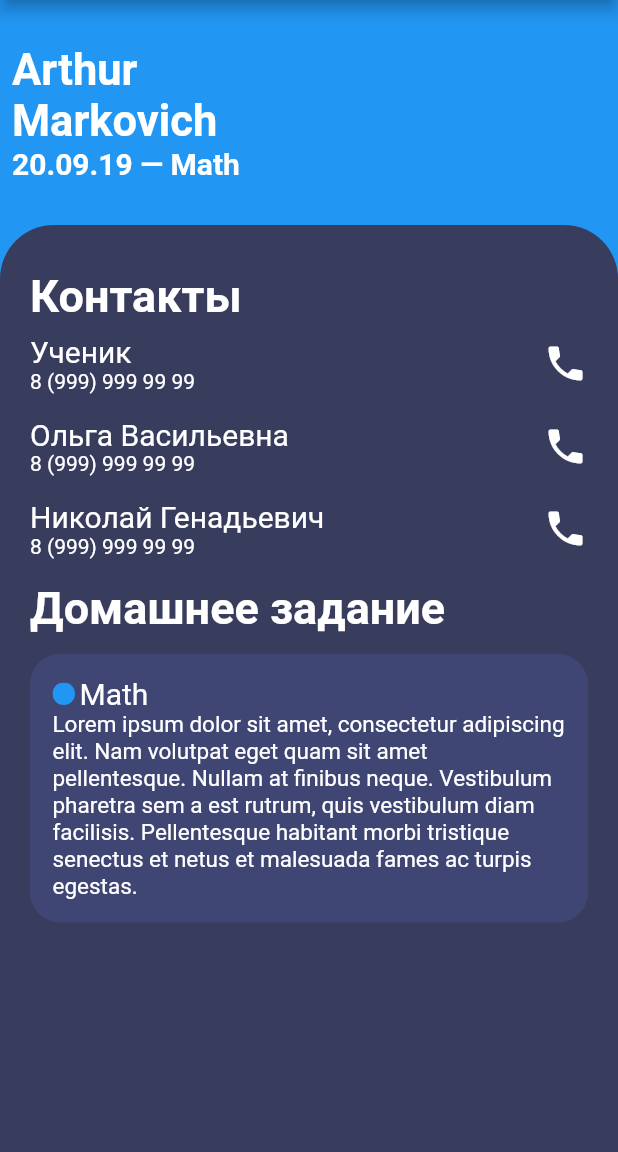
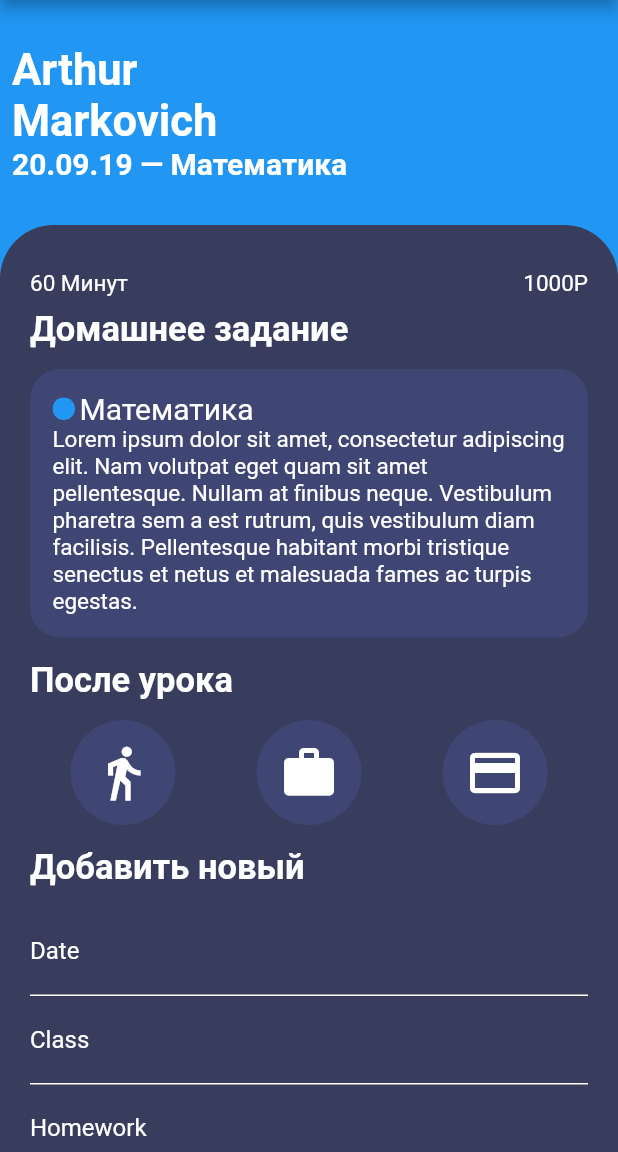
Before and after one commit to codethenpizza/tutorhelper, a Flutter app: the screen it shows after launch, on a phone screen of 412 x 824 dp, the part 84-1236 px from its top. Run offline on Flutter 3.47's test engine with Material 2 defaults, Android fonts, the light colour scheme and no system bars.

Commit message:
Changed single class screen; Add single student screen;

```diff
--- a/lib/screens/Class.dart
+++ b/lib/screens/Class.dart
@@ -43,7 +43,7 @@
                 mainAxisAlignment: MainAxisAlignment.center,
                 children: <Widget>[
                   Text('Arthur\nMarkovich',style: TextStyle(fontSize: 29, fontWeight: FontWeight.bold, color: Colors.white), ),
-                  Text('20.09.19 — Math', style: TextStyle(fontSize: 20, fontWeight: FontWeight.bold, color: Colors.white),),
+                  Text('20.09.19 — Математика', style: TextStyle(fontSize: 20, fontWeight: FontWeight.bold, color: Colors.white),),
                 ],
               ),
             ),
@@ -63,71 +63,23 @@
                     )
                 ),
                 child: Padding(
-                  padding: const EdgeInsets.only(top: 30.0, left: 20, right: 20, bottom: 40),
+                  padding: const EdgeInsets.only(top: 30.0, left: 20, right: 20, bottom: 0),
                   child: Column(
                     crossAxisAlignment: CrossAxisAlignment.start,
                     children: <Widget>[
-                        Column( //contacts
-                          crossAxisAlignment: CrossAxisAlignment.start,
-                          children: <Widget>[
-                            Text('Контакты', style: TextStyle(fontSize: 30, fontWeight: FontWeight.w600,color: Colors.white),),
-                            Padding(
-                              padding: const EdgeInsets.only(top: 8.0, bottom: 8),
-                              child: Row(
-                                mainAxisAlignment: MainAxisAlignment.spaceBetween,
-                                children: <Widget>[
-                                  Column(
-                                    crossAxisAlignment: CrossAxisAlignment.start,
-                                    children: <Widget>[
-                                      Text('Ученик', style: TextStyle(fontSize: 20,color: Colors.white),),
-                                      Text('8 (999) 999 99 99', style: TextStyle(color: Colors.white),),
-                                    ],
-                                  ),
-                                  Icon(Icons.phone,color: Colors.white,size: 30,)
-                                ],
-                              ),
-                            ),
-                            Padding(
-                              padding: const EdgeInsets.only(top: 8.0, bottom: 8),
-                              child: Row(
-                                mainAxisAlignment: MainAxisAlignment.spaceBetween,
-                                children: <Widget>[
-                                  Column(
-                                    crossAxisAlignment: CrossAxisAlignment.start,
-                                    children: <Widget>[
-                                      Text('Ольга Васильевна', style: TextStyle(fontSize: 20,color: Colors.white),),
-                                      Text('8 (999) 999 99 99', style: TextStyle(color: Colors.white),),
-                                    ],
-                                  ),
-                                  Icon(Icons.phone,color: Colors.white,size: 30,)
-                                ],
-                              ),
-                            ),
-                            Padding(
-                              padding: const EdgeInsets.only(top: 8.0, bottom: 8),
-                              child: Row(
-                                mainAxisAlignment: MainAxisAlignment.spaceBetween,
-                                children: <Widget>[
-                                  Column(
-                                    crossAxisAlignment: CrossAxisAlignment.start,
-                                    children: <Widget>[
-                                      Text('Николай Генадьевич', style: TextStyle(fontSize: 20,color: Colors.white),),
-                                      Text('8 (999) 999 99 99', style: TextStyle(color: Colors.white),),
-                                    ],
-                                  ),
-                                  Icon(Icons.phone,color: Colors.white,size: 30,)
-                                ],
-                              ),
-                            ),
-
-                          ],
-                        ),
                         Column( //homework
                           crossAxisAlignment: CrossAxisAlignment.start,
                           children: <Widget>[
+                            Row(
+                              mainAxisAlignment: MainAxisAlignment.spaceBetween,
+                              children: <Widget>[
+                                Text('60 Минут', style: TextStyle(color: Colors.white, fontSize: 15),),
+                                Text('1000Р', style: TextStyle(color: Colors.white, fontSize: 15),),
+                              ],
+                            ),
                             Padding(
                               padding: const EdgeInsets.only(top: 8.0, bottom: 13),
-                              child: Text('Домашнее задание', style: TextStyle(fontSize: 30, fontWeight: FontWeight.w600,color: Colors.white),),
+                              child: Text('Домашнее задание', style: TextStyle(fontSize: 23, fontWeight: FontWeight.w600,color: Colors.white),),
                             ),
                             Container(
 //                              color: Colors.blue,
@@ -146,7 +98,7 @@
                                         child: Container(height: 15,width: 15, color: Colors.blue,),),
                                       Padding(
                                         padding: const EdgeInsets.only(left: 3.0),
-                                        child: Text('Math', style: TextStyle(color: Colors.white, fontSize: 20),),
+                                        child: Text('Математика', style: TextStyle(color: Colors.white, fontSize: 20),),
                                       ),
                                     ],
                                     ),
@@ -156,6 +108,112 @@
                                         'Pellentesque habitant morbi tristique senectus et netus et '
                                         'malesuada fames ac turpis egestas.',  style: TextStyle(color: Colors.white,fontSize: 15),)                                ],
                                 ),
+                              ),
+                            ),
+                            Container(
+                              child: Column(
+                                crossAxisAlignment: CrossAxisAlignment.start,
+                                children: <Widget>[
+                                  Padding( //after class
+                                    padding: const EdgeInsets.only(top: 15.0, bottom: 13),
+                                    child: Text('После урока', style: TextStyle(fontSize: 23, fontWeight: FontWeight.w600,color: Colors.white),),
+                                  ),
+                                  Row( //after class icons
+                                    mainAxisAlignment: MainAxisAlignment.spaceAround,
+                                    children: <Widget>[
+                                      Container(
+                                      decoration: BoxDecoration(borderRadius: BorderRadius.circular(50),
+                                      color: Color(0xFF3f4674),
+                                      ),
+                                        child: Padding(
+                                          padding: const EdgeInsets.all(15.0),
+                                          child: Icon(Icons.directions_walk, color: Colors.white,size: 40,),
+                                        ),
+                                      ),
+                                      Container(
+                                        decoration: BoxDecoration(borderRadius: BorderRadius.circular(50),
+                                          color: Color(0xFF3f4674),
+                                        ),
+                                        child: Padding(
+                                          padding: const EdgeInsets.all(15.0),
+                                          child: Icon(Icons.work, color: Colors.white,size: 40,),
+                                        ),
+                                      ),
+                                      Container(
+                                        decoration: BoxDecoration(borderRadius: BorderRadius.circular(50),
+                                          color: Color(0xFF3f4674),
+                                        ),
+                                        child: Padding(
+                                          padding: const EdgeInsets.all(15.0),
+                                          child: Icon(Icons.payment, color: Colors.white,size: 40,),
+                                        ),
+                                      ),
+
+                                    ],
+                                  ),
+
+                                ],
+                              ),
+                            ),
+                            Container(
+                              child: Column(
+                                crossAxisAlignment: CrossAxisAlignment.start,
+                                children: <Widget>[
+                                  Padding( //after class
+                                    padding: const EdgeInsets.only(top: 15.0, bottom: 13),
+                                    child: Text('Добавить новый', style: TextStyle(fontSize: 23, fontWeight: FontWeight.w600,color: Colors.white),),
+                                  ),
+                                  Column(
+                                    mainAxisAlignment: MainAxisAlignment.start,
+                                    children: <Widget>[
+                                      TextFormField(
+                                        style: new TextStyle(color: Colors.white),
+                                        decoration: InputDecoration(
+                                            enabledBorder: UnderlineInputBorder(borderSide: BorderSide(color: Colors.white)),
+                                            focusedBorder: UnderlineInputBorder(borderSide: BorderSide(color: Colors.blue)),
+                                            labelText: 'Date',
+                                            labelStyle: TextStyle(color: Colors.white),
+                                          border: UnderlineInputBorder(borderSide: BorderSide(color: Colors.white))
+                                        ),
+                                      ),
+                                      TextFormField(
+                                        style: new TextStyle(color: Colors.white),
+                                        decoration: InputDecoration(
+                                            enabledBorder: UnderlineInputBorder(borderSide: BorderSide(color: Colors.white)),
+                                            focusedBorder: UnderlineInputBorder(borderSide: BorderSide(color: Colors.blue)),
+                                            labelText: 'Class',
+                                            labelStyle: TextStyle(color: Colors.white),
+                                            border: UnderlineInputBorder(borderSide: BorderSide(color: Colors.white))
+                                        ),
+                                      ),
+                                      TextFormField(
+
+                                        style: TextStyle(color: Colors.white,),
+                                        decoration: InputDecoration(
+                                          enabledBorder: UnderlineInputBorder(borderSide: BorderSide(color: Colors.white)),
+                                            focusedBorder: UnderlineInputBorder(borderSide: BorderSide(color: Colors.blue)),
+                                            labelText: 'Homework',
+                                            labelStyle: TextStyle(color: Colors.white),
+                                            border: UnderlineInputBorder(borderSide: BorderSide(color: Colors.white))
+                                        ),
+                                      ),
+                                      Padding(
+                                        padding: const EdgeInsets.all(15.0),
+                                        child: RaisedButton(
+                                          color: Color(0xFF3f4674),
+                                          onPressed: () {},
+                                          child: Padding(
+                                            padding: const EdgeInsets.only(left: 8.0, right: 8),
+                                            child: const Text(
+                                                'Готово',
+                                                style: TextStyle(fontSize: 20, color: Colors.white)
+                                            ),
+                                          ),
+                                        ),
+                                      ),
+                                    ],
+                                  )
+                                ],
                               ),
                             )
                           ],
```
Also changed, not shown: lib/screens/Student.dart (+176 -0 lines).
